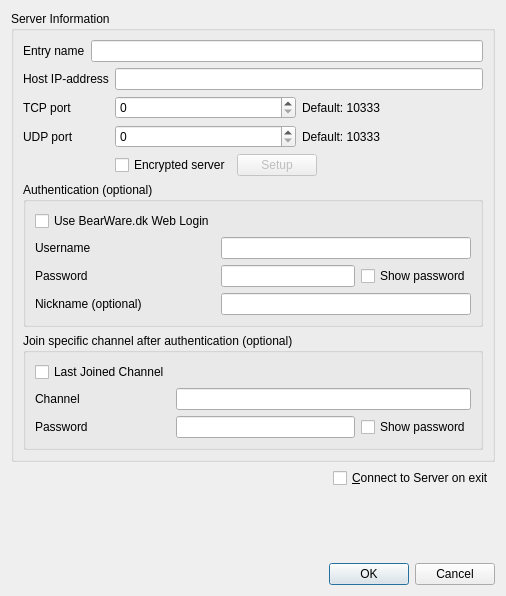
The window that Client/qtTeamTalk/serverdlg.ui (BearWare/TeamTalk5) describes before a commit, drawn with Qt 5.
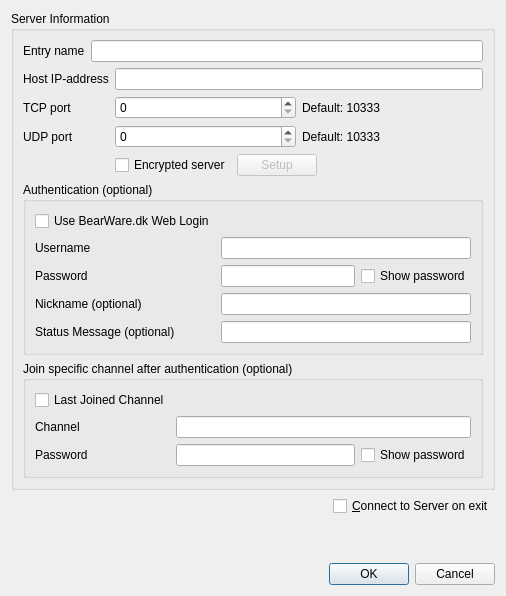
The same window after the commit.

Commit message: Ability to set status message for each server

The edit to the form file:
```diff
--- a/Client/qtTeamTalk/serverdlg.ui
+++ b/Client/qtTeamTalk/serverdlg.ui
@@ -220,6 +220,19 @@
            </property>
           </widget>
          </item>
+         <item row="4" column="1">
+          <widget class="QLineEdit" name="statusmsgEdit"/>
+         </item>
+         <item row="4" column="0">
+          <widget class="QLabel" name="label_status">
+           <property name="text">
+            <string>Status Message (optional)</string>
+           </property>
+           <property name="buddy">
+            <cstring>statusmsgEdit</cstring>
+           </property>
+          </widget>
+         </item>
         </layout>
        </widget>
       </item>
```
The commit also changes 14 other files.
